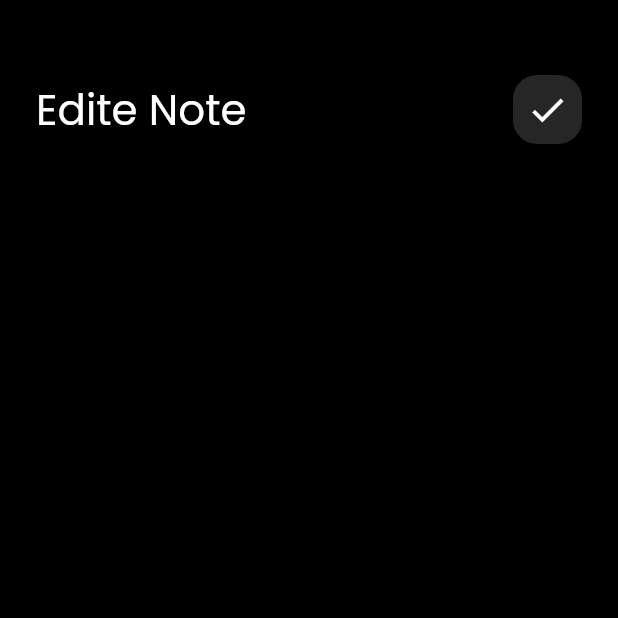
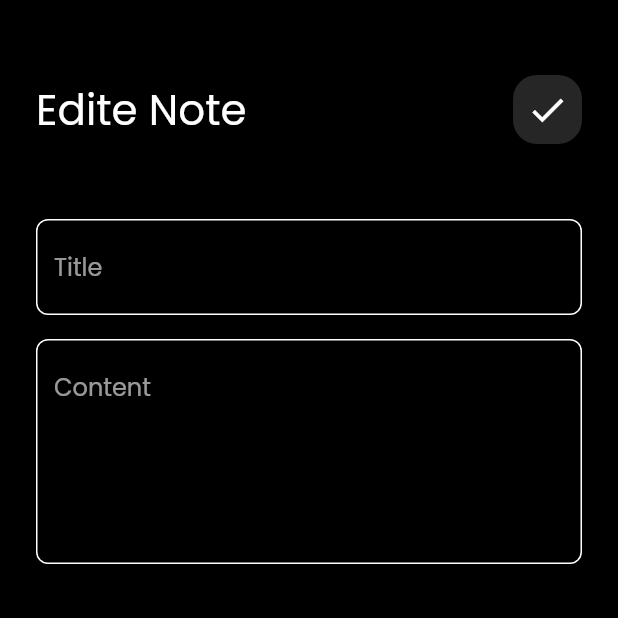
Before and after one commit to ka1395/Notes_App, a Flutter app: the EditeNoteView screen opened directly, on a phone screen of 412 x 824 dp, the top half of it. Run offline on Flutter 3.47's test engine with Material 2 defaults, Android fonts, the phone set to English and light mode, and no system bars.

Commit message:
edite note view ui done

```diff
--- a/lib/edite_note_view/widgets/edite_note_view_body.dart
+++ b/lib/edite_note_view/widgets/edite_note_view_body.dart
@@ -1,5 +1,7 @@
 import 'package:flutter/material.dart';
 import 'package:notes_app/help_widgets/custom_appbar.dart';
+
+import '../../help_widgets/custom_text_field.dart';
 
 class EditeNoteViewBody extends StatelessWidget {
   const EditeNoteViewBody({super.key});
@@ -13,7 +15,15 @@ class EditeNoteViewBody extends StatelessWidget {
           SizedBox(
             height: 50,
           ),
-          CustomAppBar(title: "Edite Note", iconData: Icons.done)
+          CustomAppBar(title: "Edite Note", iconData: Icons.done),
+          SizedBox(
+            height: 50,
+          ),
+          CustomTextField(hint: "Title"),
+          SizedBox(
+            height: 16,
+          ),
+          CustomTextField(hint: "Content", maxLine: 5),
         ],
       ),
     );
```
